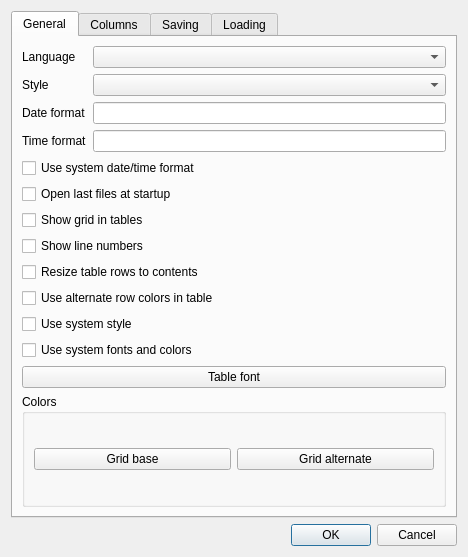
The window that app/settingsdialog.ui (DarkHobbit/doublecontact) describes before a commit, drawn with Qt 5.
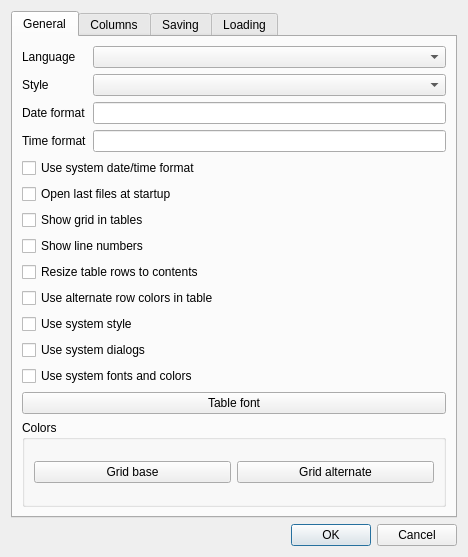
The same window after the commit.

Commit message: Settings: Use system dialogs option

Patch:
```diff
--- a/app/settingsdialog.ui
+++ b/app/settingsdialog.ui
@@ -118,6 +118,13 @@
          </property>
         </widget>
        </item>
+       <item>
+        <widget class="QCheckBox" name="cbUseSystemDialogs">
+         <property name="text">
+          <string>Use system dialogs</string>
+         </property>
+        </widget>
+       </item>
        <item>
         <widget class="QCheckBox" name="cbUseSystemFontsAndColors">
          <property name="text">
```
The commit also changes 23 other files.
